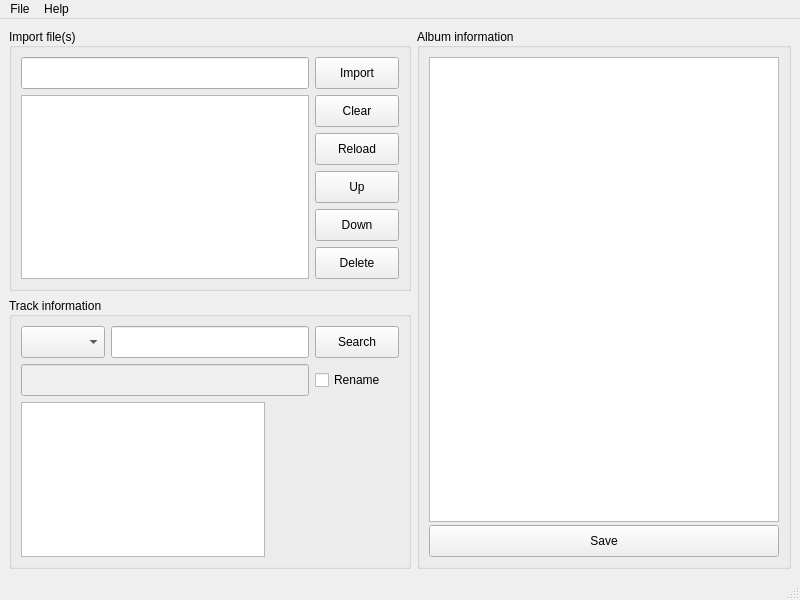
The window that ui/ui/MainWindow.ui (weilinfox/haku-thtagger) describes before a commit, drawn with Qt 5.
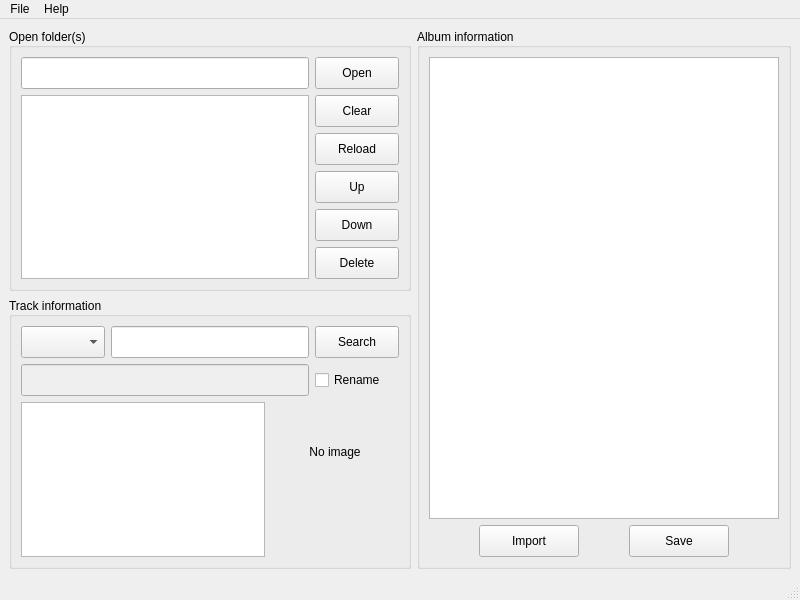
The same window after the commit.

Patch:
```diff
--- a/ui/ui/MainWindow.ui
+++ b/ui/ui/MainWindow.ui
@@ -27,7 +27,7 @@
        <bool>true</bool>
       </property>
       <property name="title">
-       <string>Import file(s)</string>
+       <string>Open folder(s)</string>
       </property>
       <property name="alignment">
        <set>Qt::AlignLeading|Qt::AlignLeft|Qt::AlignVCenter</set>
@@ -66,7 +66,7 @@
             </size>
            </property>
            <property name="text">
-            <string>Import</string>
+            <string>Open</string>
            </property>
           </widget>
          </item>
@@ -292,7 +292,7 @@
            </property>
            <property name="maximumSize">
             <size>
-             <width>128</width>
+             <width>16777215</width>
              <height>16777215</height>
             </size>
            </property>
@@ -305,18 +305,24 @@
           <widget class="QLabel" name="albumCover">
            <property name="minimumSize">
             <size>
-             <width>128</width>
-             <height>128</height>
+             <width>100</width>
+             <height>100</height>
             </size>
            </property>
            <property name="maximumSize">
             <size>
-             <width>128</width>
-             <height>128</height>
+             <width>16777215</width>
+             <height>16777215</height>
             </size>
            </property>
            <property name="text">
-            <string/>
+            <string>No image</string>
+           </property>
+           <property name="textFormat">
+            <enum>Qt::AutoText</enum>
+           </property>
+           <property name="alignment">
+            <set>Qt::AlignCenter</set>
            </property>
           </widget>
          </item>
@@ -346,9 +352,6 @@
        <set>Qt::AlignLeading|Qt::AlignLeft|Qt::AlignVCenter</set>
       </property>
       <layout class="QVBoxLayout" name="verticalLayout_2">
-       <property name="spacing">
-        <number>3</number>
-       </property>
        <item>
         <widget class="QTableView" name="tagTableView">
          <property name="minimumSize">
@@ -366,6 +369,36 @@
         </widget>
        </item>
        <item>
+        <layout class="QHBoxLayout" name="horizontalLayout_5">
+         <property name="spacing">
+          <number>50</number>
+         </property>
+         <property name="leftMargin">
+          <number>50</number>
+         </property>
+         <property name="rightMargin">
+          <number>50</number>
+         </property>
+         <item>
+          <widget class="QPushButton" name="tagImportButton">
+           <property name="minimumSize">
+            <size>
+             <width>84</width>
+             <height>32</height>
+            </size>
+           </property>
+           <property name="maximumSize">
+            <size>
+             <width>16777215</width>
+             <height>32</height>
+            </size>
+           </property>
+           <property name="text">
+            <string>Import</string>
+           </property>
+          </widget>
+         </item>
+         <item>
         <widget class="QPushButton" name="tagSaveButton">
          <property name="minimumSize">
           <size>
@@ -388,6 +421,8 @@
         </widget>
        </item>
       </layout>
+       </item>
+      </layout>
      </widget>
     </item>
    </layout>
```
Left out of the diff: 22 changed lines with no effect on the pictures. Lines whose indentation alone changed are shown as unchanged.
